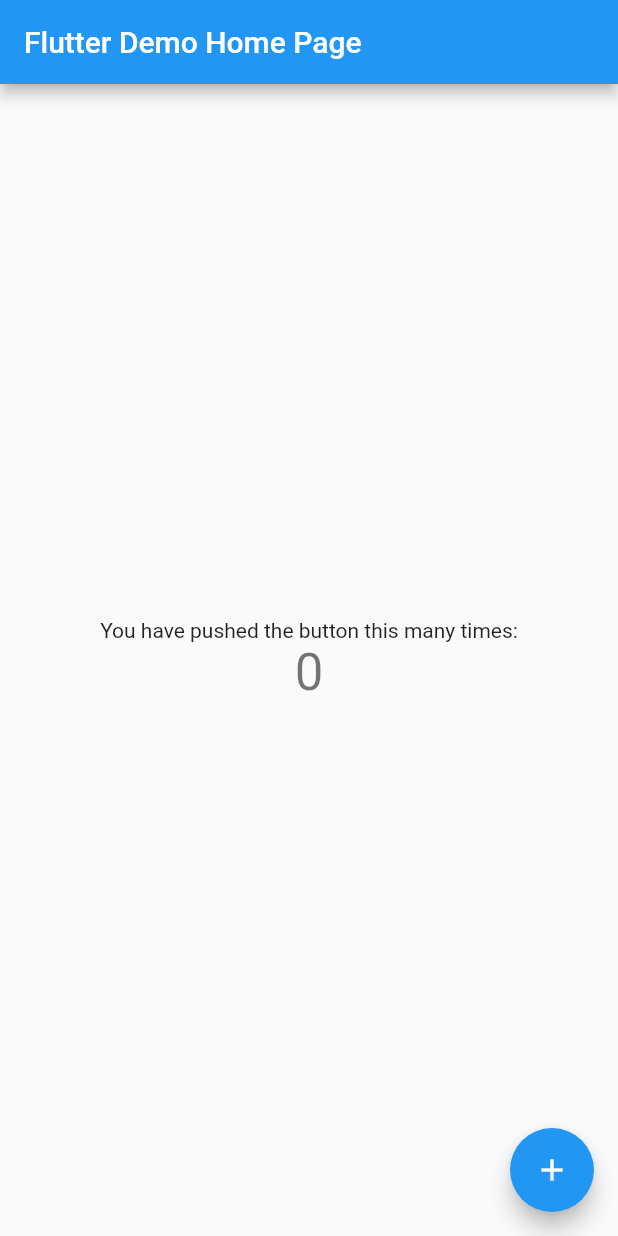
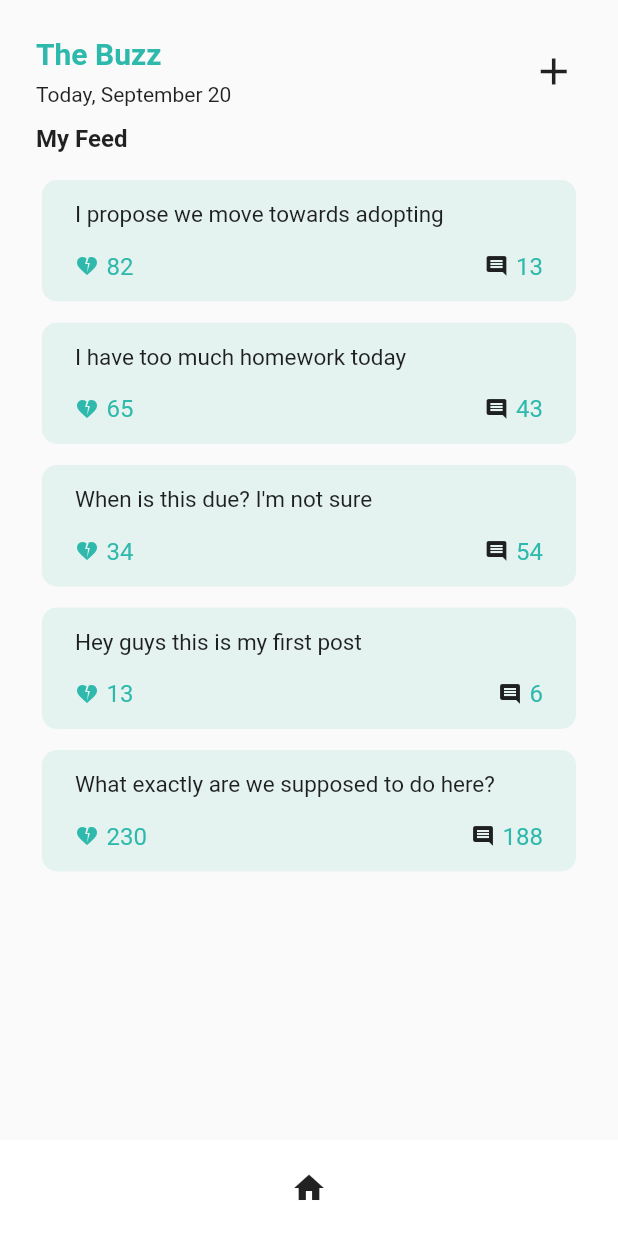
Before and after one commit to anirudhrao20/the_buzz_kunj_shah, a Flutter app: the screen it shows after launch, on a phone screen of 412 x 824 dp. Run offline on Flutter 3.47's test engine with Material 2 defaults, Android fonts, the phone set to English and light mode, and no system bars.

Commit message:
Home Screen UI Completed

```diff
--- a/lib/main.dart
+++ b/lib/main.dart
@@ -1,4 +1,6 @@
 import 'package:flutter/material.dart';
+import 'package:the_buzz/screens/home.dart';
+import 'package:the_buzz/screens/model/tabbar.dart';
 
 void main() {
   runApp(const MyApp());
@@ -13,103 +15,9 @@ class MyApp extends StatelessWidget {
     return MaterialApp(
       title: 'Flutter Demo',
       theme: ThemeData(
-        // This is the theme of your application.
-        //
-        // Try running your application with "flutter run". You'll see the
-        // application has a blue toolbar. Then, without quitting the app, try
-        // changing the primarySwatch below to Colors.green and then invoke
-        // "hot reload" (press "r" in the console where you ran "flutter run",
-        // or simply save your changes to "hot reload" in a Flutter IDE).
-        // Notice that the counter didn't reset back to zero; the application
-        // is not restarted.
         primarySwatch: Colors.blue,
       ),
-      home: const MyHomePage(title: 'Flutter Demo Home Page'),
+      home: const Tabbar(),
     );
   }
 }
-
-class MyHomePage extends StatefulWidget {
-  const MyHomePage({Key? key, required this.title}) : super(key: key);
-
-  // This widget is the home page of your application. It is stateful, meaning
-  // that it has a State object (defined below) that contains fields that affect
-  // how it looks.
-
-  // This class is the configuration for the state. It holds the values (in this
-  // case the title) provided by the parent (in this case the App widget) and
-  // used by the build method of the State. Fields in a Widget subclass are
-  // always marked "final".
-
-  final String title;
-
-  @override
-  State<MyHomePage> createState() => _MyHomePageState();
-}
-
-class _MyHomePageState extends State<MyHomePage> {
-  int _counter = 0;
-
-  void _incrementCounter() {
-    setState(() {
-      // This call to setState tells the Flutter framework that something has
-      // changed in this State, which causes it to rerun the build method below
-      // so that the display can reflect the updated values. If we changed
-      // _counter without calling setState(), then the build method would not be
-      // called again, and so nothing would appear to happen.
-      _counter++;
-    });
-  }
-
-  @override
-  Widget build(BuildContext context) {
-    // This method is rerun every time setState is called, for instance as done
-    // by the _incrementCounter method above.
-    //
-    // The Flutter framework has been optimized to make rerunning build methods
-    // fast, so that you can just rebuild anything that needs updating rather
-    // than having to individually change instances of widgets.
-    return Scaffold(
-      appBar: AppBar(
-        // Here we take the value from the MyHomePage object that was created by
-        // the App.build method, and use it to set our appbar title.
-        title: Text(widget.title),
-      ),
-      body: Center(
-        // Center is a layout widget. It takes a single child and positions it
-        // in the middle of the parent.
-        child: Column(
-          // Column is also a layout widget. It takes a list of children and
-          // arranges them vertically. By default, it sizes itself to fit its
-          // children horizontally, and tries to be as tall as its parent.
-          //
-          // Invoke "debug painting" (press "p" in the console, choose the
-          // "Toggle Debug Paint" action from the Flutter Inspector in Android
-          // Studio, or the "Toggle Debug Paint" command in Visual Studio Code)
-          // to see the wireframe for each widget.
-          //
-          // Column has various properties to control how it sizes itself and
-          // how it positions its children. Here we use mainAxisAlignment to
-          // center the children vertically; the main axis here is the vertical
-          // axis because Columns are vertical (the cross axis would be
-          // horizontal).
-          mainAxisAlignment: MainAxisAlignment.center,
-          children: <Widget>[
-            const Text(
-              'You have pushed the button this many times:',
-            ),
-            Text(
-              '$_counter',
-              style: Theme.of(context).textTheme.headline4,
-            ),
-          ],
-        ),
-      ),
-      floatingActionButton: FloatingActionButton(
-        onPressed: _incrementCounter,
-        tooltip: 'Increment',
-        child: const Icon(Icons.add),
-      ), // This trailing comma makes auto-formatting nicer for build methods.
-    );
-  }
-}
--- /dev/null
+++ b/lib/model/post.dart
@@ -0,0 +1,21 @@
+import 'package:flutter/material.dart';
+
+class Post {
+  String postBody;
+  int numberOfLikes;
+  int numberOfComments;
+
+  Post({
+    required this.postBody,
+    required this.numberOfLikes,
+    required this.numberOfComments,
+  });
+}
+
+var posts = [
+  Post(postBody: "I propose we move towards adopting", numberOfLikes: 82, numberOfComments: 13),
+  Post(postBody: "I have too much homework today", numberOfLikes: 65, numberOfComments: 43),
+  Post(postBody: "When is this due? I'm not sure", numberOfLikes: 34, numberOfComments: 54),
+  Post(postBody: "Hey guys this is my first post", numberOfLikes: 13, numberOfComments: 6),
+  Post(postBody: "What exactly are we supposed to do here?", numberOfLikes: 230, numberOfComments: 188),
+];
--- /dev/null
+++ b/lib/screens/home.dart
@@ -0,0 +1,126 @@
+import 'package:flutter/material.dart';
+
+import '../model/post.dart';
+import 'model/post_block.dart';
+
+class HomeScreen extends StatefulWidget {
+  const HomeScreen({Key? key}) : super(key: key);
+
+  @override
+  State<HomeScreen> createState() => _HomeScreenState();
+}
+
+class _HomeScreenState extends State<HomeScreen> {
+
+  String getMonth() {
+    if (DateTime.now().month == 1) {
+      return "January";
+    }
+    if (DateTime.now().month == 2) {
+      return "February";
+    }
+    if (DateTime.now().month == 3) {
+      return "March";
+    }
+    if (DateTime.now().month == 4) {
+      return "April";
+    }
+    if (DateTime.now().month == 5) {
+      return "May";
+    }
+    if (DateTime.now().month == 6) {
+      return "June";
+    }
+    if (DateTime.now().month == 7) {
+      return "July";
+    }
+    if (DateTime.now().month == 8) {
+      return "August";
+    }
+    if (DateTime.now().month == 9) {
+      return "September";
+    }
+    if (DateTime.now().month == 10) {
+      return "October";
+    }
+    if (DateTime.now().month == 11) {
+      return "November";
+    }
+    if (DateTime.now().month == 12) {
+      return "December";
+    }
+    else {
+      return "Null";
+    }
+  }
+
+  @override
+  Widget build(BuildContext context) {
+    return Scaffold(
+      body: SingleChildScrollView(
+        child: Padding(
+          padding: const EdgeInsets.all(24.0),
+          child: Column(
+            crossAxisAlignment: CrossAxisAlignment.start,
+            children: [
+              Row(
+                children: [
+                  Column(
+                    crossAxisAlignment: CrossAxisAlignment.start,
+                    children: [
+                      Row(
+                        children: [
+                          Column(
+                            crossAxisAlignment: CrossAxisAlignment.start,
+                            children: [
+                              const Text(
+                                "The Buzz",
+                                style: TextStyle(
+                                  fontSize: 20.0,
+                                  fontWeight: FontWeight.w700,
+                                  color: Color(0xff2EB9AC),
+                                ),
+                              ),
+                              const SizedBox(height: 8.0),
+                              Row(
+                                children: [
+                                  const Text("Today, "),
+                                  Text(getMonth()),
+                                  const Text(" "),
+                                  Text((DateTime.now().day).toString())
+                                ],
+                              ),
+                            ],
+                          ),
+                          const SizedBox(width: 200.0),
+                          const Icon(
+                            Icons.add,
+                            size: 30.0,
+                          ),
+                        ],
+                      ),
+                      const SizedBox(height: 12.0),
+                      const Text(
+                        "My Feed",
+                        style: TextStyle(
+                          fontSize: 16.0,
+                          fontWeight: FontWeight.w700
+                        ),
+                      ),
+                      const SizedBox(height: 18.0),
+                    ],
+                  ),
+                ],
+              ),
+              PostBlock(post: posts[0]),
+              PostBlock(post: posts[1]),
+              PostBlock(post: posts[2]),
+              PostBlock(post: posts[3]),
+              PostBlock(post: posts[4]),
+            ],
+          ),
+        ),
+      ),
+    );
+  }
+}
--- /dev/null
+++ b/lib/screens/model/post_block.dart
@@ -0,0 +1,72 @@
+import 'package:flutter/material.dart';
+import '../../model/post.dart';
+
+class PostBlock extends StatefulWidget {
+  PostBlock({required this.post});
+
+  final Post post;
+
+  @override
+  _PostBlockState createState() => _PostBlockState();
+}
+
+class _PostBlockState extends State<PostBlock> {
+  @override
+  Widget build(BuildContext context) {
+    return Padding(
+      padding: const EdgeInsets.fromLTRB(4.0, 0.0, 4.0, 14.0),
+      child: Container(
+        decoration: BoxDecoration(
+          color: const Color(0xffE4F2F0),
+          borderRadius: BorderRadius.circular(10.0)
+        ),
+        child: Padding(
+          padding: const EdgeInsets.fromLTRB(22.0, 14.0, 22.0, 14.0),
+          child: Column(
+            crossAxisAlignment: CrossAxisAlignment.start,
+            children: [
+              Text(
+                widget.post.postBody,
+                style: const TextStyle(
+                  fontWeight: FontWeight.w400,
+                  fontSize: 15.0
+                ),
+              ),
+              const SizedBox(height: 16.0),
+              Row(
+                children: [
+                  const Icon(
+                    Icons.heart_broken,
+                    size: 16.0,
+                    color: Color(0xff2EB9AC),
+                  ),
+                  const SizedBox(width: 5.0),
+                  Text(
+                    (widget.post.numberOfLikes).toString(),
+                    style: const TextStyle(
+                      fontSize: 16.0,
+                      color: Color(0xff2EB9AC)
+                    ),
+                  ),
+                  const Spacer(),
+                  const Icon(
+                    Icons.comment,
+                    size: 16.0,
+                  ),
+                  const SizedBox(width: 5.0),
+                  Text(
+                    (widget.post.numberOfComments).toString(),
+                    style: const TextStyle(
+                        fontSize: 16.0,
+                        color: Color(0xff2EB9AC)
+                    ),
+                  )
+                ],
+              )
+            ],
+          ),
+        ),
+      ),
+    );
+  }
+}
--- /dev/null
+++ b/lib/screens/model/tabbar.dart
@@ -0,0 +1,46 @@
+import 'package:flutter/material.dart';
+
+import '../home.dart';
+
+class Tabbar extends StatefulWidget {
+  const Tabbar({Key? key}) : super(key: key);
+
+  @override
+  State<Tabbar> createState() => _TabbarState();
+}
+
+class _TabbarState extends State<Tabbar> {
+  @override
+  Widget build(BuildContext context) {
+    return Stack(
+      children: [
+        const HomeScreen(),
+        Padding(
+          padding: const EdgeInsets.fromLTRB(0.0, 20.0, 0.0, 0.0),
+          child: Column(
+            mainAxisAlignment: MainAxisAlignment.end,
+            children: [
+              Container(
+                color: Colors.white,
+                child: Padding(
+                  padding: const EdgeInsets.all(20.0),
+                  child: Row(
+                    children: [
+                      const Spacer(),
+                      Column(
+                        children: const [
+                          Icon(Icons.home)
+                        ],
+                      ),
+                      const Spacer()
+                    ],
+                  ),
+                ),
+              ),
+            ],
+          ),
+        ),
+      ],
+    );
+  }
+}
```
